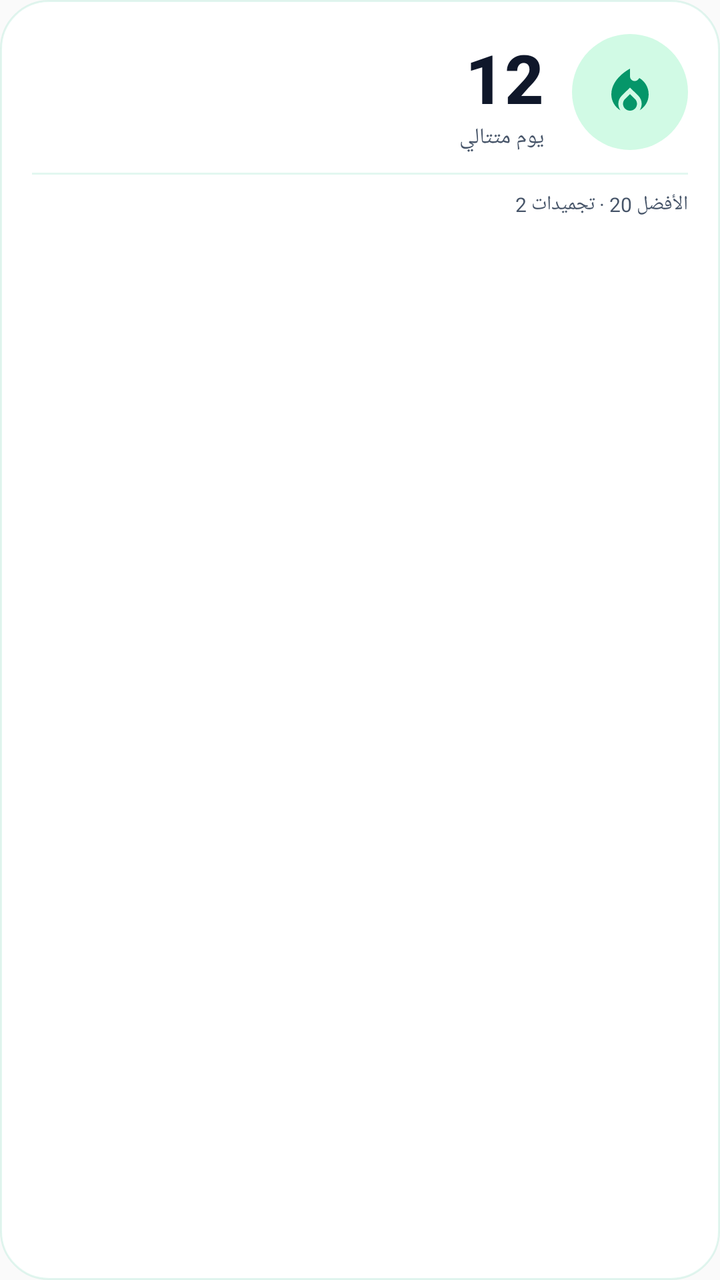
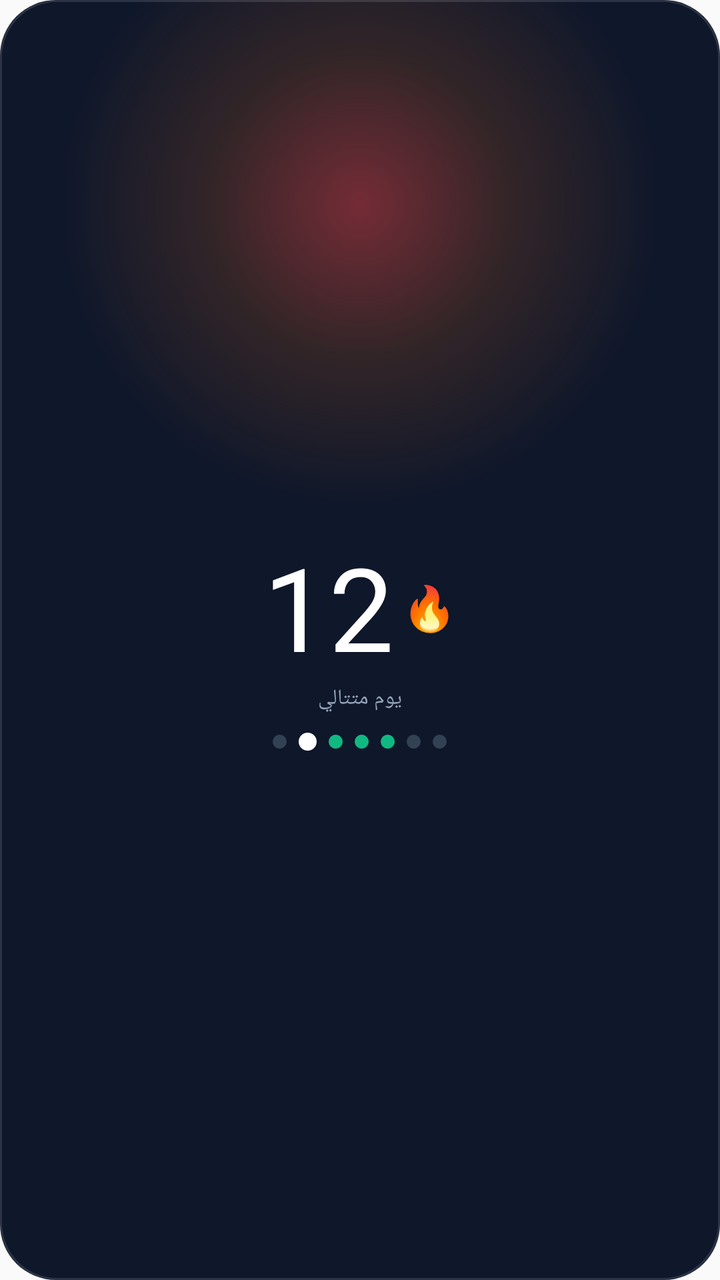

An Android layout rendered at two revisions. The XML below is the earlier revision; the diff shows what the commit changed to produce the second picture.
<!-- AndroidManifest.xml: application theme AppTheme -->
<!-- res/layout/widget_simple_streak_preview.xml -->
<?xml version="1.0" encoding="utf-8"?>
<LinearLayout xmlns:android="http://schemas.android.com/apk/res/android"
    android:layout_width="match_parent"
    android:layout_height="match_parent"
    android:layoutDirection="rtl"
    android:background="@drawable/widget_preview_background"
    android:orientation="vertical"
    android:padding="16dp">

    <LinearLayout
        android:layout_width="match_parent"
        android:layout_height="wrap_content"
        android:gravity="center_vertical"
        android:orientation="horizontal">

        <FrameLayout
            android:layout_width="58dp"
            android:layout_height="58dp"
            android:background="@drawable/widget_preview_halo">

            <ImageView
                android:layout_width="28dp"
                android:layout_height="28dp"
                android:layout_gravity="center"
                android:contentDescription="@null"
                android:src="@drawable/widget_ic_flame"
                android:tint="#FF059669" />
        </FrameLayout>

        <LinearLayout
            android:layout_width="0dp"
            android:layout_height="wrap_content"
            android:layout_marginStart="14dp"
            android:layout_weight="1"
            android:orientation="vertical">

            <TextView
                android:layout_width="wrap_content"
                android:layout_height="wrap_content"
                android:fontFamily="sans-serif-medium"
                android:text="@string/widget_preview_streak_number"
                android:textColor="#FF0F172A"
                android:textSize="34sp"
                android:textStyle="bold" />

            <TextView
                android:layout_width="wrap_content"
                android:layout_height="wrap_content"
                android:text="@string/widget_preview_streak_label"
                android:textColor="#FF475569"
                android:textSize="11sp" />
        </LinearLayout>
    </LinearLayout>

    <View
        android:layout_width="match_parent"
        android:layout_height="1dp"
        android:layout_marginTop="10dp"
        android:background="#1F10B981" />

    <TextView
        android:layout_width="wrap_content"
        android:layout_height="wrap_content"
        android:layout_marginTop="8dp"
        android:text="@string/widget_preview_streak_stats"
        android:textColor="#FF475569"
        android:textSize="10sp" />
</LinearLayout>
<!-- resources referenced by this layout -->
<resources>
  <!-- drawable widget_ic_flame (drawable) -->
  <?xml version="1.0" encoding="utf-8"?>
  <vector xmlns:android="http://schemas.android.com/apk/res/android"
      android:width="24dp"
      android:height="24dp"
      android:viewportWidth="24"
      android:viewportHeight="24">
      <path
          android:fillColor="#FFFFFFFF"
          android:pathData="M12,12.9l-2.13,2.09c-0.56,0.56 -0.87,1.29 -0.87,2.07C9,18.68 10.35,20 12,20s3,-1.32 3,-2.94c0,-0.78 -0.31,-1.52 -0.87,-2.07L12,12.9zM16,6l-0.44,0.55C14.38,8.02 12,7.19 12,5.3V2S4,6 4,13c0,2.92 1.56,5.47 3.89,6.86c-0.56,-0.79 -0.89,-1.76 -0.89,-2.8c0,-1.32 0.52,-2.56 1.47,-3.5L12,10.1l3.53,3.47c0.95,0.93 1.47,2.17 1.47,3.5c0,1.02 -0.31,1.96 -0.85,2.75c1.89,-1.15 3.29,-3.06 3.71,-5.3C20.52,10.97 18.79,7.62 16,6z" />
  </vector>
  <!-- drawable widget_preview_background (drawable) -->
  <?xml version="1.0" encoding="utf-8"?>
  <shape xmlns:android="http://schemas.android.com/apk/res/android"
      android:shape="rectangle">
      <solid android:color="#FFFFFFFF" />
      <corners android:radius="24dp" />
      <stroke
          android:width="1dp"
          android:color="#1F10B981" />
  </shape>
  <!-- drawable widget_preview_halo (drawable) -->
  <?xml version="1.0" encoding="utf-8"?>
  <shape xmlns:android="http://schemas.android.com/apk/res/android"
      android:shape="oval">
      <solid android:color="#FFD1FAE5" />
  </shape>
  <string name="widget_preview_streak_label">يوم متتالي</string>
  <string name="widget_preview_streak_number">12</string>
  <string name="widget_preview_streak_stats">الأفضل 20 · تجميدات 2</string>
  <style name="AppTheme" parent="Theme.AppCompat.Light.DarkActionBar">
          
          <item name="colorPrimary">@color/colorPrimary</item>
          <item name="colorPrimaryDark">@color/colorPrimaryDark</item>
          <item name="colorAccent">@color/colorAccent</item>
      </style>
</resources>

<!-- the commit's change to res/layout/widget_simple_streak_preview.xml (unified diff, before → after) -->
@@ -3,66 +3,87 @@
     android:layout_width="match_parent"
     android:layout_height="match_parent"
     android:layoutDirection="rtl"
-    android:background="@drawable/widget_preview_background"
+    android:background="@drawable/widget_bg_streak_simple"
+    android:gravity="center"
     android:orientation="vertical"
-    android:padding="16dp">
+    android:padding="12dp">
 
     <LinearLayout
-        android:layout_width="match_parent"
+        android:layout_width="wrap_content"
         android:layout_height="wrap_content"
         android:gravity="center_vertical"
         android:orientation="horizontal">
-
-        <FrameLayout
-            android:layout_width="58dp"
-            android:layout_height="58dp"
-            android:background="@drawable/widget_preview_halo">
-
-            <ImageView
-                android:layout_width="28dp"
-                android:layout_height="28dp"
-                android:layout_gravity="center"
-                android:contentDescription="@null"
-                android:src="@drawable/widget_ic_flame"
-                android:tint="#FF059669" />
-        </FrameLayout>
-
-        <LinearLayout
-            android:layout_width="0dp"
-            android:layout_height="wrap_content"
-            android:layout_marginStart="14dp"
-            android:layout_weight="1"
-            android:orientation="vertical">
-
-            <TextView
-                android:layout_width="wrap_content"
-                android:layout_height="wrap_content"
-                android:fontFamily="sans-serif-medium"
-                android:text="@string/widget_preview_streak_number"
-                android:textColor="#FF0F172A"
-                android:textSize="34sp"
-                android:textStyle="bold" />
-
-            <TextView
-                android:layout_width="wrap_content"
-                android:layout_height="wrap_content"
-                android:text="@string/widget_preview_streak_label"
-                android:textColor="#FF475569"
-                android:textSize="11sp" />
-        </LinearLayout>
+        <TextView
+        android:layout_width="wrap_content"
+        android:layout_height="wrap_content"
+        android:fontFamily="@font/tajawal_regular"
+        android:text="@string/widget_preview_flame"
+        android:textColor="#FFF97316"
+        android:textSize="22sp" />
+        <TextView
+        android:layout_width="wrap_content"
+        android:layout_height="wrap_content"
+        android:fontFamily="@font/tajawal_bold"
+        android:text="@string/widget_preview_streak_number"
+        android:textColor="#FFFFFFFF"
+        android:textSize="58sp" android:layout_marginStart="4dp" />
     </LinearLayout>
-
-    <View
-        android:layout_width="match_parent"
-        android:layout_height="1dp"
-        android:layout_marginTop="10dp"
-        android:background="#1F10B981" />
 
     <TextView
         android:layout_width="wrap_content"
         android:layout_height="wrap_content"
-        android:layout_marginTop="8dp"
-        android:text="@string/widget_preview_streak_stats"
-        android:textColor="#FF475569"
-        android:textSize="10sp" />
+        android:fontFamily="@font/tajawal_regular"
+        android:text="@string/widget_preview_streak_label"
+        android:textColor="#FF94A3B8"
+        android:textSize="10.5sp" />
+
+    <LinearLayout
+        android:layout_width="wrap_content"
+        android:layout_height="wrap_content"
+        android:layout_marginTop="10dp"
+        android:gravity="center_vertical"
+        android:orientation="horizontal">
+        <ImageView
+            android:layout_width="7dp"
+            android:layout_height="7dp"
+            android:layout_marginStart="3dp"
+            android:layout_marginEnd="3dp"
+            android:background="@drawable/widget_dot_slate" />
+        <ImageView
+            android:layout_width="7dp"
+            android:layout_height="7dp"
+            android:layout_marginStart="3dp"
+            android:layout_marginEnd="3dp"
+            android:background="@drawable/widget_dot_slate" />
+        <ImageView
+            android:layout_width="7dp"
+            android:layout_height="7dp"
+            android:layout_marginStart="3dp"
+            android:layout_marginEnd="3dp"
+            android:background="@drawable/widget_dot_emerald" />
+        <ImageView
+            android:layout_width="7dp"
+            android:layout_height="7dp"
+            android:layout_marginStart="3dp"
+            android:layout_marginEnd="3dp"
+            android:background="@drawable/widget_dot_emerald" />
+        <ImageView
+            android:layout_width="7dp"
+            android:layout_height="7dp"
+            android:layout_marginStart="3dp"
+            android:layout_marginEnd="3dp"
+            android:background="@drawable/widget_dot_emerald" />
+        <ImageView
+            android:layout_width="9dp"
+            android:layout_height="9dp"
+            android:layout_marginStart="3dp"
+            android:layout_marginEnd="3dp"
+            android:background="@drawable/widget_dot_white" />
+        <ImageView
+            android:layout_width="7dp"
+            android:layout_height="7dp"
+            android:layout_marginStart="3dp"
+            android:layout_marginEnd="3dp"
+            android:background="@drawable/widget_dot_slate" />
+    </LinearLayout>
 </LinearLayout>
<!-- resource entries referenced after the edit -->
@@ -1,35 +1,55 @@
 <!-- resources referenced by this layout -->
 <resources>
-  <!-- drawable widget_ic_flame (drawable) -->
+  <!-- drawable widget_bg_streak_simple (drawable) -->
   <?xml version="1.0" encoding="utf-8"?>
-  <vector xmlns:android="http://schemas.android.com/apk/res/android"
-      android:width="24dp"
-      android:height="24dp"
-      android:viewportWidth="24"
-      android:viewportHeight="24">
-      <path
-          android:fillColor="#FFFFFFFF"
-          android:pathData="M12,12.9l-2.13,2.09c-0.56,0.56 -0.87,1.29 -0.87,2.07C9,18.68 10.35,20 12,20s3,-1.32 3,-2.94c0,-0.78 -0.31,-1.52 -0.87,-2.07L12,12.9zM16,6l-0.44,0.55C14.38,8.02 12,7.19 12,5.3V2S4,6 4,13c0,2.92 1.56,5.47 3.89,6.86c-0.56,-0.79 -0.89,-1.76 -0.89,-2.8c0,-1.32 0.52,-2.56 1.47,-3.5L12,10.1l3.53,3.47c0.95,0.93 1.47,2.17 1.47,3.5c0,1.02 -0.31,1.96 -0.85,2.75c1.89,-1.15 3.29,-3.06 3.71,-5.3C20.52,10.97 18.79,7.62 16,6z" />
-  </vector>
-  <!-- drawable widget_preview_background (drawable) -->
+  <layer-list xmlns:android="http://schemas.android.com/apk/res/android">
+      <item>
+          <shape android:shape="rectangle">
+              <solid android:color="#FF0F172A" />
+              <corners android:radius="28dp" />
+          </shape>
+      </item>
+      <item>
+          <shape android:shape="rectangle">
+              <gradient
+                  android:centerColor="#26F97316"
+                  android:centerX="0.5"
+                  android:centerY="0.16"
+                  android:endColor="#000F172A"
+                  android:gradientRadius="150dp"
+                  android:startColor="#73EF4444"
+                  android:type="radial" />
+              <corners android:radius="28dp" />
+          </shape>
+      </item>
+      <item>
+          <shape android:shape="rectangle">
+              <solid android:color="#00000000" />
+              <corners android:radius="28dp" />
+              <stroke
+                  android:width="1dp"
+                  android:color="#1FFFFFFF" />
+          </shape>
+      </item>
+  </layer-list>
+  <!-- drawable widget_dot_emerald (drawable) -->
   <?xml version="1.0" encoding="utf-8"?>
-  <shape xmlns:android="http://schemas.android.com/apk/res/android"
-      android:shape="rectangle">
+  <shape xmlns:android="http://schemas.android.com/apk/res/android" android:shape="oval">
+      <solid android:color="#FF10B981" />
+  </shape>
+  <!-- drawable widget_dot_slate (drawable) -->
+  <?xml version="1.0" encoding="utf-8"?>
+  <shape xmlns:android="http://schemas.android.com/apk/res/android" android:shape="oval">
+      <solid android:color="#FF334155" />
+  </shape>
+  <!-- drawable widget_dot_white (drawable) -->
+  <?xml version="1.0" encoding="utf-8"?>
+  <shape xmlns:android="http://schemas.android.com/apk/res/android" android:shape="oval">
       <solid android:color="#FFFFFFFF" />
-      <corners android:radius="24dp" />
-      <stroke
-          android:width="1dp"
-          android:color="#1F10B981" />
   </shape>
-  <!-- drawable widget_preview_halo (drawable) -->
-  <?xml version="1.0" encoding="utf-8"?>
-  <shape xmlns:android="http://schemas.android.com/apk/res/android"
-      android:shape="oval">
-      <solid android:color="#FFD1FAE5" />
-  </shape>
+  <string name="widget_preview_flame">🔥</string>
   <string name="widget_preview_streak_label">يوم متتالي</string>
   <string name="widget_preview_streak_number">12</string>
-  <string name="widget_preview_streak_stats">الأفضل 20 · تجميدات 2</string>
   <style name="AppTheme" parent="Theme.AppCompat.Light.DarkActionBar">
           
           <item name="colorPrimary">@color/colorPrimary</item>
